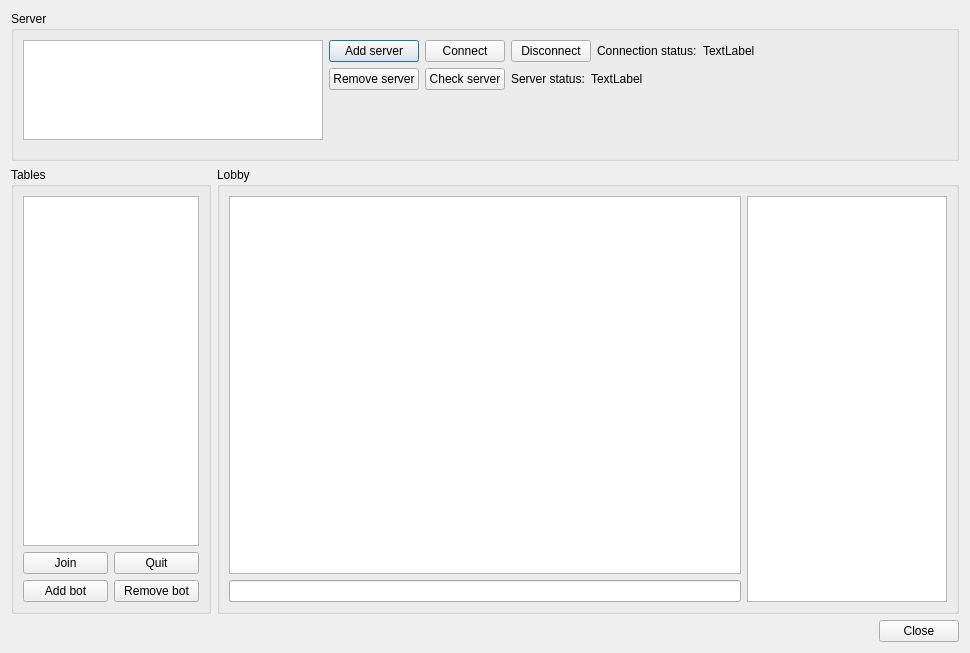
Old version of the form src/desktop/forms/LobbyUI.ui in the repository arabine/icl.
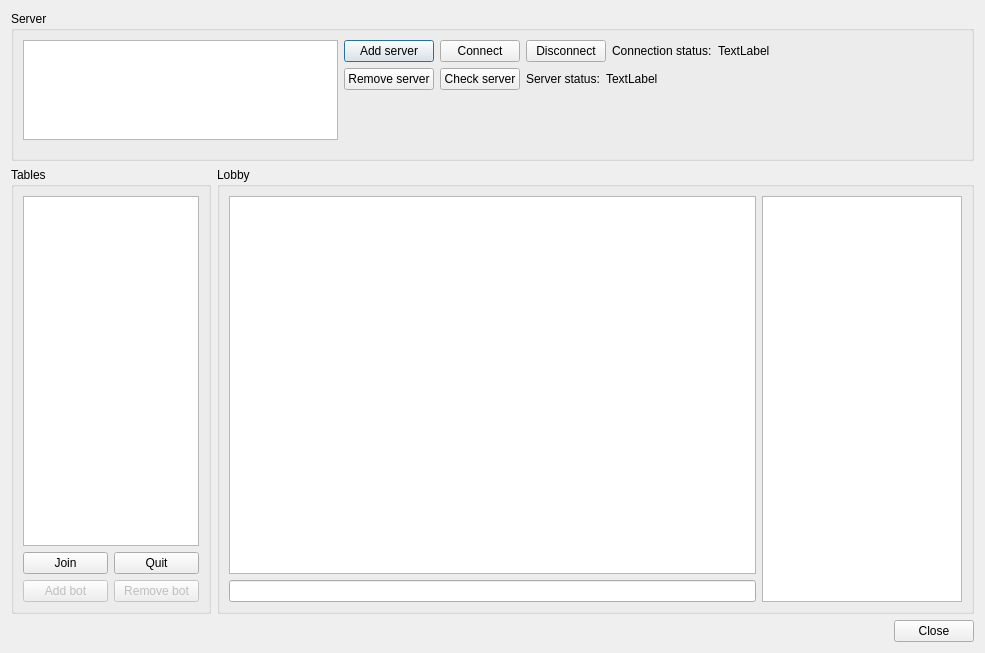
New version of the form.

Commit message: Disable bot managements for this version

```diff
--- a/src/desktop/forms/LobbyUI.ui
+++ b/src/desktop/forms/LobbyUI.ui
@@ -6,7 +6,7 @@
    <rect>
     <x>0</x>
     <y>0</y>
-    <width>950</width>
+    <width>985</width>
     <height>653</height>
    </rect>
   </property>
@@ -245,6 +245,9 @@
          <layout class="QHBoxLayout" name="horizontalLayout_6">
           <item>
            <widget class="QPushButton" name="addBotButton">
+            <property name="enabled">
+             <bool>false</bool>
+            </property>
             <property name="text">
              <string>Add bot</string>
             </property>
@@ -252,6 +255,9 @@
           </item>
           <item>
            <widget class="QPushButton" name="removeBotButton">
+            <property name="enabled">
+             <bool>false</bool>
+            </property>
             <property name="text">
              <string>Remove bot</string>
             </property>
```
